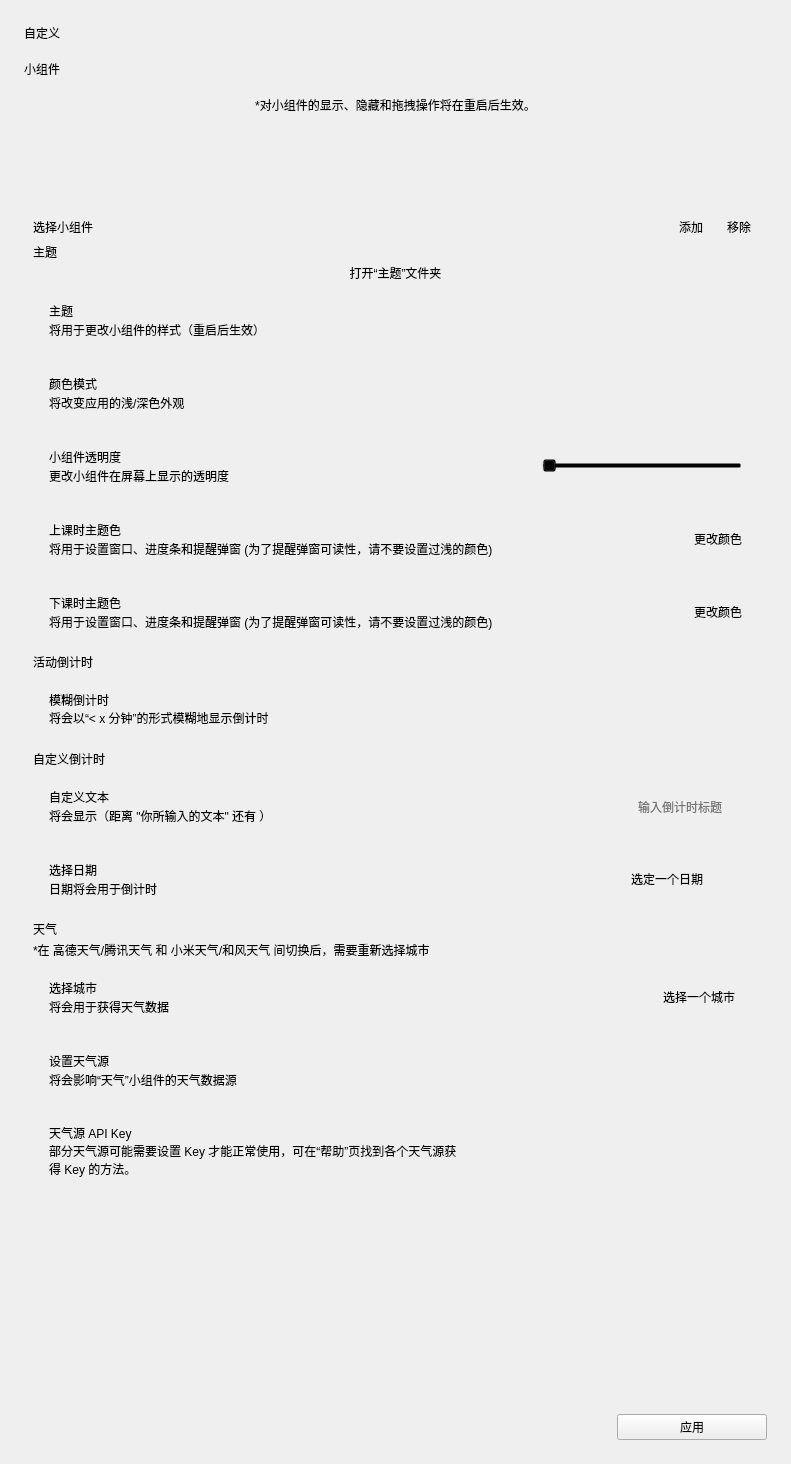
Old version of the form view/menu/custom.ui in the repository yhlhoh/Class-Widgets.
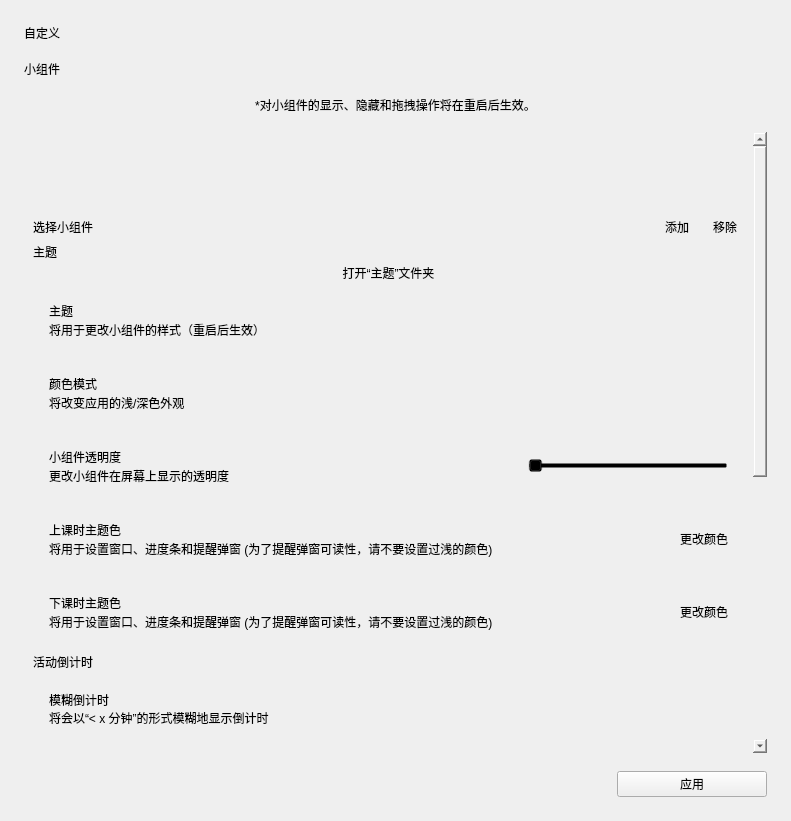
New version of the form. Custom widgets are drawn as their Qt base class.

Commit message: fix: push after school notification before break part

```diff
--- a/view/menu/custom.ui
+++ b/view/menu/custom.ui
@@ -7,7 +7,7 @@
     <x>0</x>
     <y>0</y>
     <width>791</width>
-    <height>1464</height>
+    <height>821</height>
    </rect>
   </property>
   <property name="windowTitle">
@@ -80,7 +80,7 @@
         <x>0</x>
         <y>0</y>
         <width>743</width>
-        <height>1205</height>
+        <height>1187</height>
        </rect>
       </property>
       <layout class="QVBoxLayout" name="verticalLayout_9">
```
The commit also changes 1 other file.
